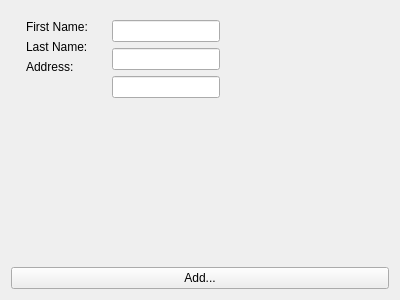
Qt form gui/addplayerwindow.ui (ezfe/qtrepo_eline_mestiasz) before a commit.
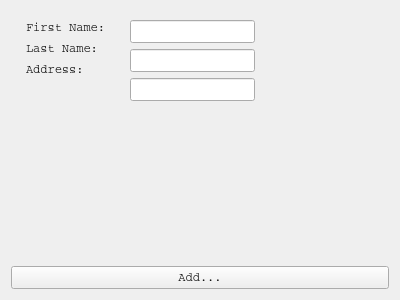
The same form after that commit.

What changed in the file:
```diff
--- a/gui/addplayerwindow.ui
+++ b/gui/addplayerwindow.ui
@@ -10,6 +10,11 @@
     <height>300</height>
    </rect>
   </property>
+  <property name="font">
+   <font>
+    <family>Courier</family>
+   </font>
+  </property>
   <property name="windowTitle">
    <string>Form</string>
   </property>
```
